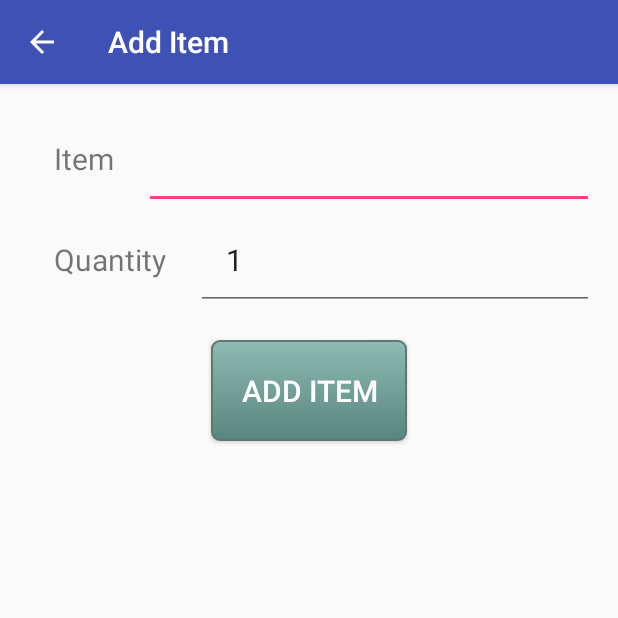
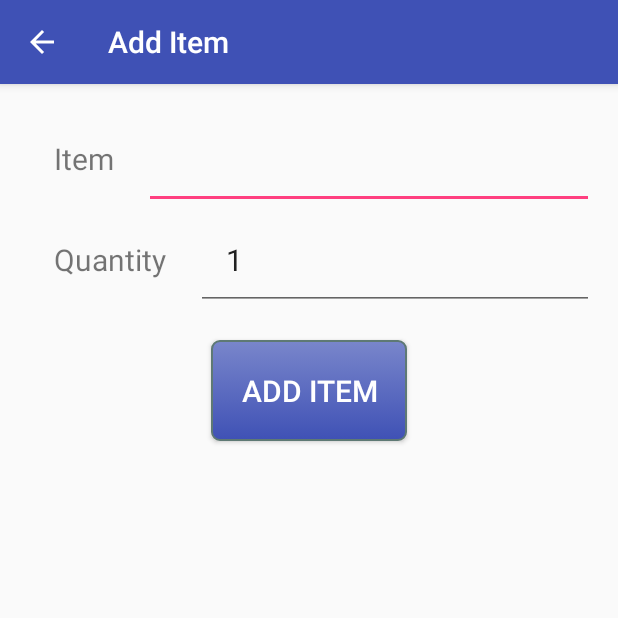
Before and after one commit to krisztinapalmer/forget-me-not, an Android app: the screen it shows after launch (AddActivity), after a tap on "ADD ITEM", on a phone screen of 412 x 824 dp, the top half of it. Run offline under Robolectric (Android 15) with nearby library versions, the phone set to English and light mode, and no system bars.

Commit message:
Buttons disabled when there is no list

```diff
--- a/app/src/main/java/com/example/android/project/MainActivity.java
+++ b/app/src/main/java/com/example/android/project/MainActivity.java
@@ -6,7 +6,10 @@ import android.os.Bundle;
 import android.view.Menu;
 import android.view.MenuItem;
 import android.view.View;
+import android.widget.Button;
 import android.widget.Toast;
+
+import java.util.ArrayList;
 
 public class MainActivity extends AppCompatActivity {
 
@@ -14,6 +17,27 @@ public class MainActivity extends AppCompatActivity {
     protected void onCreate(Bundle savedInstanceState) {
         super.onCreate(savedInstanceState);
         setContentView(R.layout.activity_main);
+
+        boolean hasList;
+        Button viewButton, clearButton;
+        ArrayList<ShoppingItem> items;
+        ShoppingDataSource dataSource = new ShoppingDataSource(this);
+
+        dataSource.open();
+        items = dataSource.getAll();
+        dataSource.close();
+
+        if (items.size() == 0) {
+            hasList = false;
+        } else {
+            hasList = true;
+        }
+
+        viewButton = (Button) findViewById(R.id.viewListBtn);
+        clearButton = (Button) findViewById(R.id.clearListBtn);
+
+        viewButton.setEnabled(hasList);
+        clearButton.setEnabled(hasList);
     }
 
     @Override
--- a/app/src/main/res/drawable/my_button.xml
+++ b/app/src/main/res/drawable/my_button.xml
@@ -1,24 +1,39 @@
 <?xml version="1.0" encoding="utf-8"?>
 <selector xmlns:android="http://schemas.android.com/apk/res/android">
+
+    <!-- pressed -->
     <item android:state_pressed="true">
         <shape android:shape="rectangle">
             <corners android:radius="5dp" />
             <stroke android:width="1dp" android:color="#5e7974" />
-            <gradient android:angle="-90" android:startColor="#345953" android:endColor="#689a92" />
+            <gradient android:angle="-90" android:startColor="#1A237E" android:endColor="@color/colorPrimaryDark" />
         </shape>
     </item>
+
+    <!-- focused -->
     <item android:state_focused="true">
         <shape android:shape="rectangle">
             <corners android:radius="5dp" />
             <stroke android:width="1dp" android:color="#5e7974" />
-            <solid android:color="#58857e" />
+            <solid android:color="@color/colorPrimaryDark" />
         </shape>
     </item>
+
+    <!-- disabled -->
+    <item android:state_enabled="false">
+        <shape android:shape="rectangle">
+            <corners android:radius="5dp" />
+            <stroke android:width="1dp" android:color="#5e7974" />
+            <solid android:color="#808080"  />
+        </shape>
+    </item>
+
+    <!-- default -->
     <item>
         <shape android:shape="rectangle">
             <corners android:radius="5dp" />
             <stroke android:width="1dp" android:color="#5e7974" />
-            <gradient android:angle="-90" android:startColor="#8dbab3" android:endColor="#58857e" />
+            <gradient android:angle="-90" android:startColor="#7986CB" android:endColor="@color/colorPrimary" />
         </shape>
     </item>
 </selector>
```
